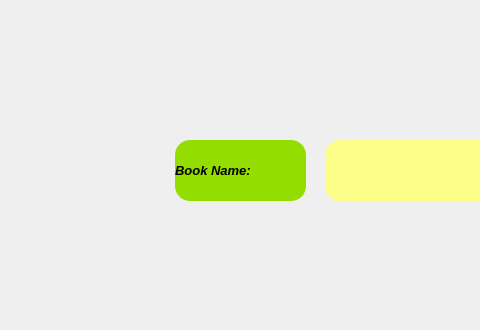
First picture: the form in addbook.ui, repository audrina-ebrahimi/Library, before the edit; both pictures show x 285 to 765 and y 0 to 330 of the 1296 by 762 pixel window.
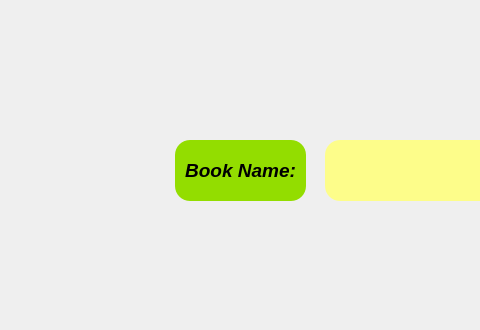
Second picture: the form after the edit. Icons and pictures are not drawn.

The edit to the form file:
```diff
--- a/addbook.ui
+++ b/addbook.ui
@@ -71,7 +71,7 @@
     </property>
     <property name="font">
      <font>
-      <pointsize>10</pointsize>
+      <pointsize>14</pointsize>
       <weight>75</weight>
       <italic>true</italic>
       <bold>true</bold>
@@ -80,6 +80,9 @@
     <property name="text">
      <string>Book Name:</string>
     </property>
+    <property name="alignment">
+     <set>Qt::AlignCenter</set>
+    </property>
     <property name="margin">
      <number>10</number>
     </property>
```
